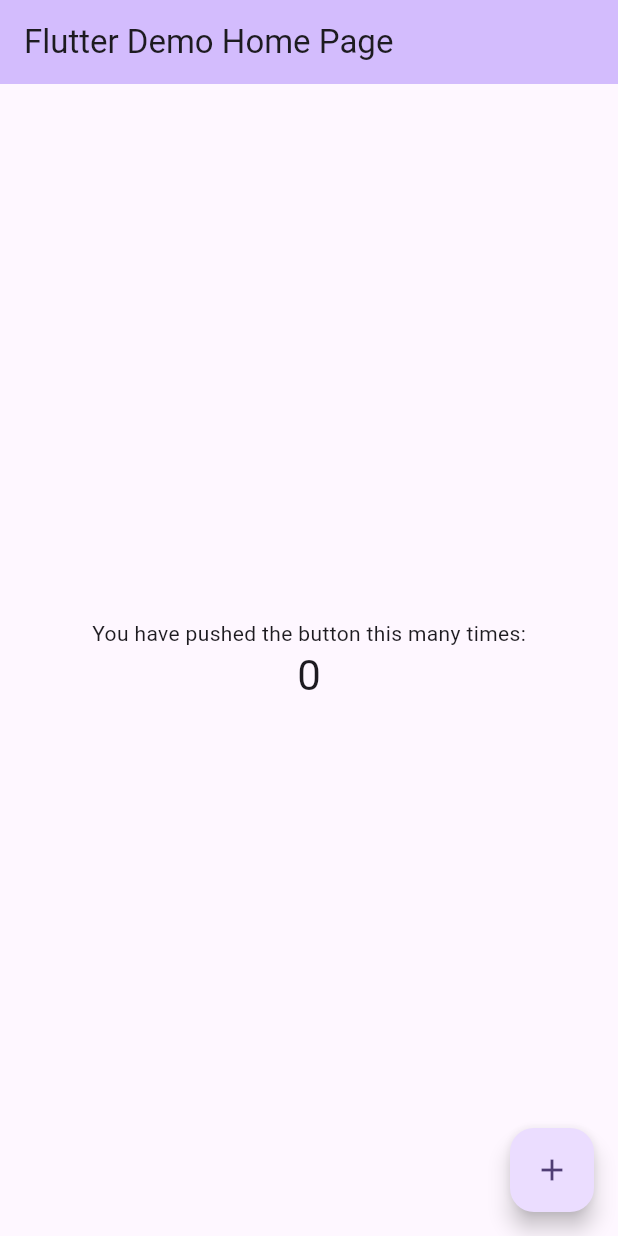
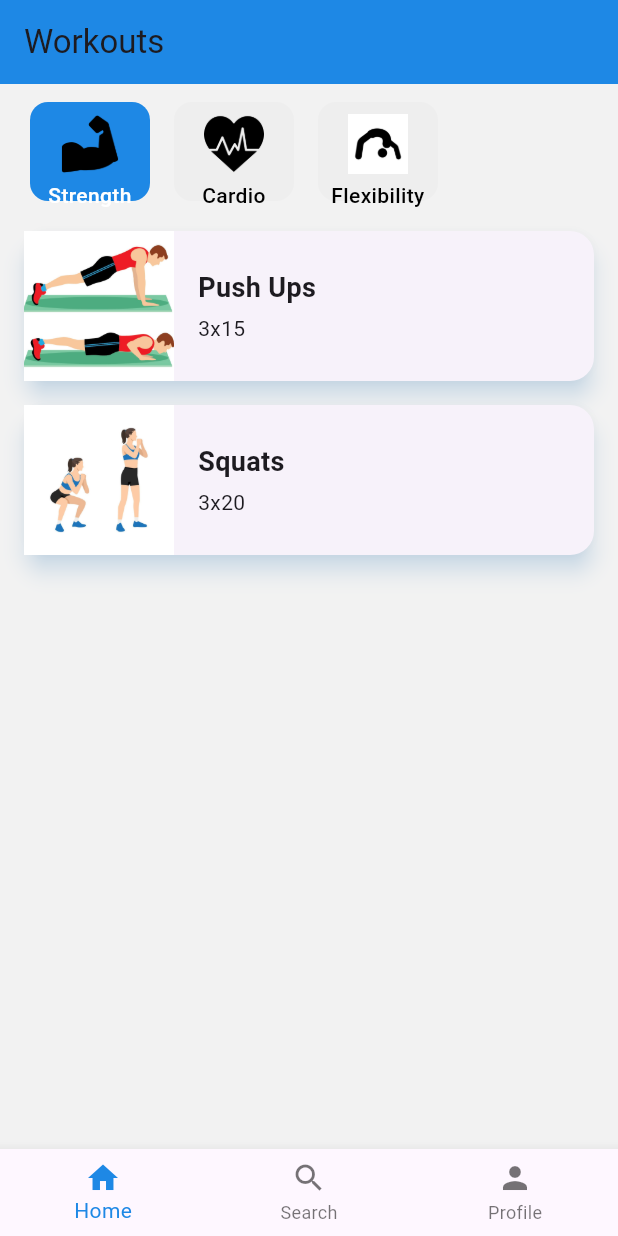
Before and after one commit to Abil221/TrainingApp, a Flutter app: the screen it shows after launch, on a phone screen of 412 x 824 dp. Run offline on Flutter 3.47's test engine with Material 3 defaults, Android fonts, the phone set to English and light mode, and no system bars.

Commit message:
Добавил базу баз

```diff
--- a/lib/main.dart
+++ b/lib/main.dart
@@ -1,4 +1,7 @@
 import 'package:flutter/material.dart';
+import 'screens/home_screen.dart';
+import 'screens/search_screen.dart';
+import 'screens/profile_screen.dart';
 
 void main() {
   runApp(const MyApp());
@@ -7,115 +10,54 @@ void main() {
 class MyApp extends StatelessWidget {
   const MyApp({super.key});
 
-  // This widget is the root of your application.
   @override
   Widget build(BuildContext context) {
     return MaterialApp(
-      title: 'Flutter Demo',
+      title: 'Workout Tracker',
       theme: ThemeData(
-        // This is the theme of your application.
-        //
-        // TRY THIS: Try running your application with "flutter run". You'll see
-        // the application has a purple toolbar. Then, without quitting the app,
-        // try changing the seedColor in the colorScheme below to Colors.green
-        // and then invoke "hot reload" (save your changes or press the "hot
-        // reload" button in a Flutter-supported IDE, or press "r" if you used
-        // the command line to start the app).
-        //
-        // Notice that the counter didn't reset back to zero; the application
-        // state is not lost during the reload. To reset the state, use hot
-        // restart instead.
-        //
-        // This works for code too, not just values: Most code changes can be
-        // tested with just a hot reload.
-        colorScheme: .fromSeed(seedColor: Colors.deepPurple),
+        primaryColor: const Color(0xFF1E88E5),
+        scaffoldBackgroundColor: const Color(0xFFF2F2F2),
+        fontFamily: 'Roboto',
       ),
-      home: const MyHomePage(title: 'Flutter Demo Home Page'),
+      home: const MainTabs(),
     );
   }
 }
 
-class MyHomePage extends StatefulWidget {
-  const MyHomePage({super.key, required this.title});
-
-  // This widget is the home page of your application. It is stateful, meaning
-  // that it has a State object (defined below) that contains fields that affect
-  // how it looks.
-
-  // This class is the configuration for the state. It holds the values (in this
-  // case the title) provided by the parent (in this case the App widget) and
-  // used by the build method of the State. Fields in a Widget subclass are
-  // always marked "final".
-
-  final String title;
+class MainTabs extends StatefulWidget {
+  const MainTabs({super.key});
 
   @override
-  State<MyHomePage> createState() => _MyHomePageState();
+  State<MainTabs> createState() => _MainTabsState();
 }
 
-class _MyHomePageState extends State<MyHomePage> {
-  int _counter = 0;
+class _MainTabsState extends State<MainTabs> {
+  int _selectedIndex = 0;
+  final List<Widget> _screens = const [
+    HomeScreen(),
+    SearchScreen(),
+    ProfileScreen(),
+  ];
 
-  void _incrementCounter() {
+  void _onItemTapped(int index) {
     setState(() {
-      // This call to setState tells the Flutter framework that something has
-      // changed in this State, which causes it to rerun the build method below
-      // so that the display can reflect the updated values. If we changed
-      // _counter without calling setState(), then the build method would not be
-      // called again, and so nothing would appear to happen.
-      _counter++;
+      _selectedIndex = index;
     });
   }
 
   @override
   Widget build(BuildContext context) {
-    // This method is rerun every time setState is called, for instance as done
-    // by the _incrementCounter method above.
-    //
-    // The Flutter framework has been optimized to make rerunning build methods
-    // fast, so that you can just rebuild anything that needs updating rather
-    // than having to individually change instances of widgets.
     return Scaffold(
-      appBar: AppBar(
-        // TRY THIS: Try changing the color here to a specific color (to
-        // Colors.amber, perhaps?) and trigger a hot reload to see the AppBar
-        // change color while the other colors stay the same.
-        backgroundColor: Theme.of(context).colorScheme.inversePrimary,
-        // Here we take the value from the MyHomePage object that was created by
-        // the App.build method, and use it to set our appbar title.
-        title: Text(widget.title),
-      ),
-      body: Center(
-        // Center is a layout widget. It takes a single child and positions it
-        // in the middle of the parent.
-        child: Column(
-          // Column is also a layout widget. It takes a list of children and
-          // arranges them vertically. By default, it sizes itself to fit its
-          // children horizontally, and tries to be as tall as its parent.
-          //
-          // Column has various properties to control how it sizes itself and
-          // how it positions its children. Here we use mainAxisAlignment to
-          // center the children vertically; the main axis here is the vertical
-          // axis because Columns are vertical (the cross axis would be
-          // horizontal).
-          //
-          // TRY THIS: Invoke "debug painting" (choose the "Toggle Debug Paint"
-          // action in the IDE, or press "p" in the console), to see the
-          // wireframe for each widget.
-          mainAxisAlignment: .center,
-          children: [
-            const Text('You have pushed the button this many times:'),
-            Text(
-              '$_counter',
-              style: Theme.of(context).textTheme.headlineMedium,
-            ),
-          ],
-        ),
-      ),
-      floatingActionButton: FloatingActionButton(
-        onPressed: _incrementCounter,
-        tooltip: 'Increment',
-        child: const Icon(Icons.add),
+      body: _screens[_selectedIndex],
+      bottomNavigationBar: BottomNavigationBar(
+        currentIndex: _selectedIndex,
+        selectedItemColor: const Color(0xFF1E88E5),
+        onTap: _onItemTapped,
+        items: const [
+          BottomNavigationBarItem(icon: Icon(Icons.home), label: 'Home'),
+          BottomNavigationBarItem(icon: Icon(Icons.search), label: 'Search'),
+          BottomNavigationBarItem(icon: Icon(Icons.person), label: 'Profile'),
+        ],
       ),
     );
   }
--- /dev/null
+++ b/lib/models/category.dart
@@ -0,0 +1,6 @@
+class Category {
+  final String name;
+  final String icon; // путь к картинке категории
+
+  const Category({required this.name, required this.icon});
+}
--- /dev/null
+++ b/lib/models/workout.dart
@@ -0,0 +1,13 @@
+class Workout {
+  final String title;
+  final String description;
+  final int duration;
+  final String image;
+  final String category;
+
+  const Workout({required this.title,
+  required this.description,
+   required this.duration,
+   required this.image,
+   required this.category});
+}
--- /dev/null
+++ b/lib/screens/home_screen.dart
@@ -0,0 +1,57 @@
+import 'package:flutter/material.dart';
+import '../models/workout.dart';
+import '../models/category.dart';
+import '../widgets/workout_card.dart';
+import '../widgets/category_selector.dart';
+
+class HomeScreen extends StatefulWidget {
+  const HomeScreen({super.key});
+
+  @override
+  State<HomeScreen> createState() => _HomeScreenState();
+}
+
+class _HomeScreenState extends State<HomeScreen> {
+  int selectedCategoryIndex = 0;
+
+  final List<Category> categories = const [
+    Category(name: 'Strength', icon: 'assets/strength.png'),
+    Category(name: 'Cardio', icon: 'assets/cardio.png'),
+    Category(name: 'Flexibility', icon: 'assets/flexibility.png'),
+  ];
+
+  final List<Workout> workouts = const [
+    Workout(title: 'Push Ups', description: '3x15', duration: 60, image: 'assets/pushups.jpg', category: 'Strength'),
+    Workout(title: 'Squats', description: '3x20', duration: 90, image: 'assets/squats.jpg', category: 'Strength'),
+    Workout(title: 'Running', description: '10 min', duration: 600, image: 'assets/running.png', category: 'Cardio'),
+    Workout(title: 'Plank', description: '60 sec', duration: 60, image: 'assets/plank.jpg', category: 'Flexibility'),
+  ];
+
+  @override
+  Widget build(BuildContext context) {
+    final filteredWorkouts = workouts.where((w) => w.category == categories[selectedCategoryIndex].name).toList();
+
+    return Scaffold(
+      appBar: AppBar(title: const Text('Workouts'), backgroundColor: const Color(0xFF1E88E5)),
+      body: Column(
+        children: [
+          CategorySelector(
+            categories: categories,
+            selectedIndex: selectedCategoryIndex,
+            onSelected: (index) {
+              setState(() {
+                selectedCategoryIndex = index;
+              });
+            },
+          ),
+          Expanded(
+            child: ListView.builder(
+              itemCount: filteredWorkouts.length,
+              itemBuilder: (context, index) => WorkoutCard(workout: filteredWorkouts[index]),
+            ),
+          ),
+        ],
+      ),
+    );
+  }
+}
--- /dev/null
+++ b/lib/screens/search_screen.dart
@@ -0,0 +1,56 @@
+import 'package:flutter/material.dart';
+import '../models/workout.dart';
+import '../widgets/workout_card.dart';
+
+class SearchScreen extends StatefulWidget {
+  const SearchScreen({super.key});
+
+  @override
+  State<SearchScreen> createState() => _SearchScreenState();
+}
+
+class _SearchScreenState extends State<SearchScreen> {
+  final TextEditingController controller = TextEditingController();
+  String query = '';
+
+  final List<Workout> workouts = const [
+    Workout(title: 'Push Ups', description: '3x15', duration: 60, image: 'assets/pushups.jpg', category: 'Strength'),
+    Workout(title: 'Squats', description: '3x20', duration: 90, image: 'assets/squats.jpg', category: 'Strength'),
+    Workout(title: 'Running', description: '10 min', duration: 600, image: 'assets/running.png', category: 'Cardio'),
+    Workout(title: 'Plank', description: '60 sec', duration: 60, image: 'assets/plank.jpg', category: 'Flexibility'),
+  ];
+
+  @override
+  Widget build(BuildContext context) {
+    final filtered = workouts.where((w) => w.title.toLowerCase().contains(query.toLowerCase())).toList();
+
+    return Scaffold(
+      appBar: AppBar(title: const Text('Search Workouts'), backgroundColor: const Color(0xFF1E88E5)),
+      body: Column(
+        children: [
+          Padding(
+            padding: const EdgeInsets.all(8),
+            child: TextField(
+              controller: controller,
+              decoration: const InputDecoration(
+                  hintText: 'Search workouts...',
+                  border: OutlineInputBorder(),
+                  prefixIcon: Icon(Icons.search)),
+              onChanged: (value) {
+                setState(() {
+                  query = value;
+                });
+              },
+            ),
+          ),
+          Expanded(
+            child: ListView.builder(
+              itemCount: filtered.length,
+              itemBuilder: (context, index) => WorkoutCard(workout: filtered[index]),
+            ),
+          ),
+        ],
+      ),
+    );
+  }
+}
--- /dev/null
+++ b/lib/widgets/category_selector.dart
@@ -0,0 +1,66 @@
+import 'package:flutter/material.dart';
+import '../models/category.dart';
+
+class CategorySelector extends StatelessWidget {
+  final List<Category> categories;
+  final int selectedIndex;
+  final Function(int) onSelected;
+
+  const CategorySelector({
+    super.key,
+    required this.categories,
+    required this.selectedIndex,
+    required this.onSelected,
+  });
+
+  @override
+  Widget build(BuildContext context) {
+    return SizedBox(
+      height: 90, // немного больше высота, чтобы текст и иконка помещались
+      child: ListView.builder(
+        scrollDirection: Axis.horizontal,
+        itemCount: categories.length,
+        padding: const EdgeInsets.symmetric(horizontal: 12),
+        itemBuilder: (context, index) {
+          final category = categories[index];
+          final selected = index == selectedIndex;
+
+          return GestureDetector(
+            onTap: () => onSelected(index),
+            child: AnimatedContainer(
+              duration: const Duration(milliseconds: 300),
+              margin: const EdgeInsets.symmetric(horizontal: 8, vertical: 12),
+              padding: const EdgeInsets.all(8),
+              width: 80, // фиксированная ширина карточки
+              decoration: BoxDecoration(
+                color: selected ? const Color(0xFF1E88E5) : Colors.grey[200],
+                borderRadius: BorderRadius.circular(12),
+              ),
+              child: Column(
+                mainAxisAlignment: MainAxisAlignment.center,
+                children: [
+                  Image.asset(
+                    category.icon,
+                    width: 40,
+                    height: 40,
+                    fit: BoxFit.contain,
+                  ),
+                  const SizedBox(height: 4),
+                  Text(
+                    category.name,
+                    style: TextStyle(
+                        color: selected ? Colors.white : Colors.black,
+                        fontWeight: FontWeight.w500),
+                    textAlign: TextAlign.center, // текст по центру
+                    maxLines: 1,
+                    overflow: TextOverflow.ellipsis, // обрезает длинные названия
+                  ),
+                ],
+              ),
+            ),
+          );
+        },
+      ),
+    );
+  }
+}
--- /dev/null
+++ b/lib/widgets/workout_card.dart
@@ -0,0 +1,44 @@
+import 'package:flutter/material.dart';
+import '../models/workout.dart';
+import '../screens/workout_detail_screen.dart';
+
+class WorkoutCard extends StatelessWidget {
+  final Workout workout;
+  const WorkoutCard({super.key, required this.workout});
+
+  @override
+  Widget build(BuildContext context) {
+    return Card(
+      shape: RoundedRectangleBorder(borderRadius: BorderRadius.circular(16)),
+      elevation: 6,
+      margin: const EdgeInsets.symmetric(vertical: 8, horizontal: 16),
+      shadowColor: Colors.blue.withOpacity(0.3),
+      child: InkWell(
+        borderRadius: BorderRadius.circular(16),
+        onTap: () {
+          Navigator.push(
+              context,
+              MaterialPageRoute(
+                  builder: (_) => WorkoutDetailScreen(workout: workout)));
+        },
+        child: Row(
+          children: [
+            Image.asset(workout.image, width: 100, height: 100, fit: BoxFit.cover),
+            const SizedBox(width: 16),
+            Expanded(
+              child: Column(
+                crossAxisAlignment: CrossAxisAlignment.start,
+                children: [
+                  Text(workout.title,
+                      style: const TextStyle(fontSize: 18, fontWeight: FontWeight.bold)),
+                  const SizedBox(height: 4),
+                  Text(workout.description),
+                ],
+              ),
+            ),
+          ],
+        ),
+      ),
+    );
+  }
+}
```
Also changed, not shown: lib/screens/profile_screen.dart (added, +24 -0 lines), lib/screens/workout_detail_screen.dart (added, +93 -0 lines), pubspec.yaml (+8 -83 lines), assets/cardio.png (added), assets/flexibility.png (added), assets/plank.jpg (added), assets/pushups.jpg (added), assets/running.png (added), assets/squats.jpg (added), assets/strength.png (added), pubspec.lock, 1 other file.
